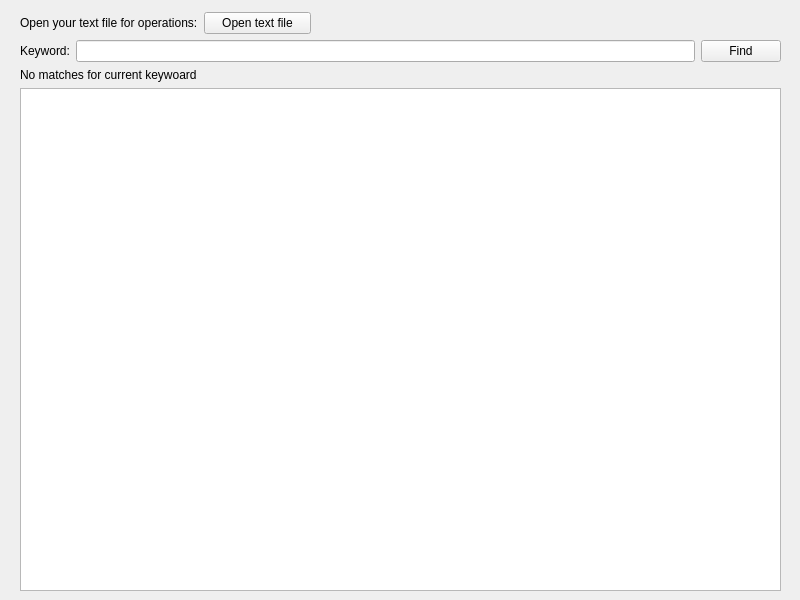
Old version of the form textfinder.ui in the repository enkahra/TextFinder.
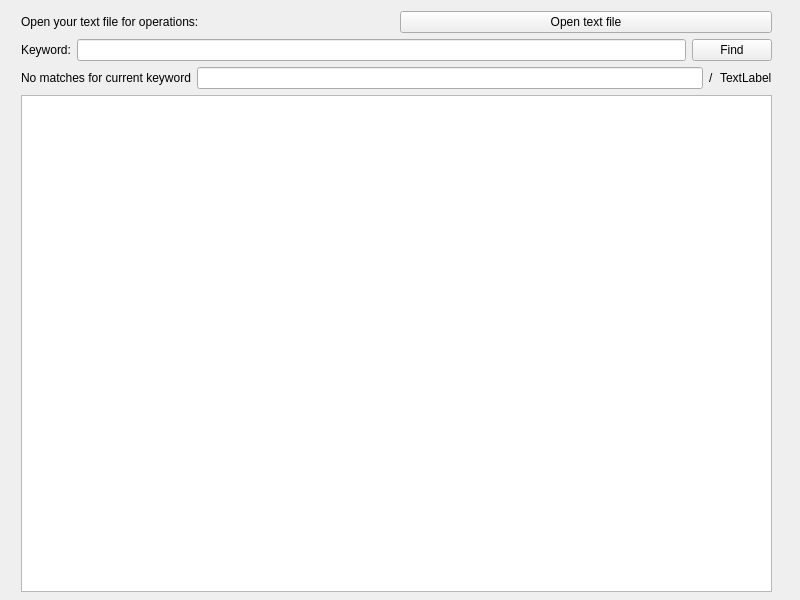
New version of the form.

Commit message: Added index searching and ui for it

The edit to the form file:
```diff
--- a/textfinder.ui
+++ b/textfinder.ui
@@ -16,13 +16,31 @@
   <widget class="QWidget" name="layoutWidget">
    <property name="geometry">
     <rect>
-     <x>20</x>
-     <y>40</y>
-     <width>761</width>
-     <height>551</height>
+     <x>21</x>
+     <y>11</y>
+     <width>751</width>
+     <height>581</height>
     </rect>
    </property>
    <layout class="QVBoxLayout" name="verticalLayout">
+    <item>
+     <layout class="QHBoxLayout" name="horizontalLayout_3">
+      <item>
+       <widget class="QLabel" name="OpenedTextFileLabel">
+        <property name="text">
+         <string>Open your text file for operations:</string>
+        </property>
+       </widget>
+      </item>
+      <item>
+       <widget class="QPushButton" name="OpenTextFile">
+        <property name="text">
+         <string>Open text file</string>
+        </property>
+       </widget>
+      </item>
+     </layout>
+    </item>
     <item>
      <layout class="QHBoxLayout" name="horizontalLayout">
       <item>
@@ -45,11 +63,32 @@
      </layout>
     </item>
     <item>
-     <widget class="QLabel" name="matchInfoLabel">
-      <property name="text">
-       <string>No matches for current keywoard</string>
-      </property>
-     </widget>
+     <layout class="QHBoxLayout" name="horizontalLayout_2">
+      <item>
+       <widget class="QLabel" name="matchInfoLabel">
+        <property name="text">
+         <string>No matches for current keyword</string>
+        </property>
+       </widget>
+      </item>
+      <item>
+       <widget class="QLineEdit" name="lineEdit_2"/>
+      </item>
+      <item>
+       <widget class="QLabel" name="label_2">
+        <property name="text">
+         <string>/</string>
+        </property>
+       </widget>
+      </item>
+      <item>
+       <widget class="QLabel" name="TotalMatchCount">
+        <property name="text">
+         <string>TextLabel</string>
+        </property>
+       </widget>
+      </item>
+     </layout>
     </item>
     <item>
      <widget class="QTextEdit" name="textEdit">
@@ -69,32 +108,6 @@
     </item>
    </layout>
   </widget>
-  <widget class="QWidget" name="">
-   <property name="geometry">
-    <rect>
-     <x>20</x>
-     <y>10</y>
-     <width>291</width>
-     <height>26</height>
-    </rect>
-   </property>
-   <layout class="QHBoxLayout" name="horizontalLayout_2">
-    <item>
-     <widget class="QLabel" name="label_2">
-      <property name="text">
-       <string>Open your text file for operations:</string>
-      </property>
-     </widget>
-    </item>
-    <item>
-     <widget class="QPushButton" name="OpenTextFile">
-      <property name="text">
-       <string>Open text file</string>
-      </property>
-     </widget>
-    </item>
-   </layout>
-  </widget>
  </widget>
  <resources/>
  <connections/>
```
The commit also changes 2 other files.
